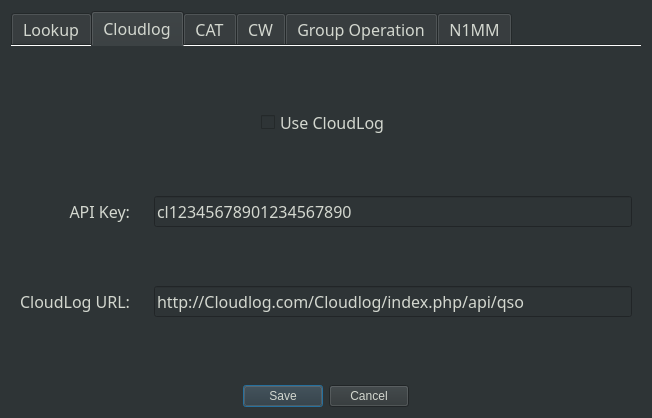
Qt form not1mm/data/configuration.ui (mbridak/not1mm) before a commit.
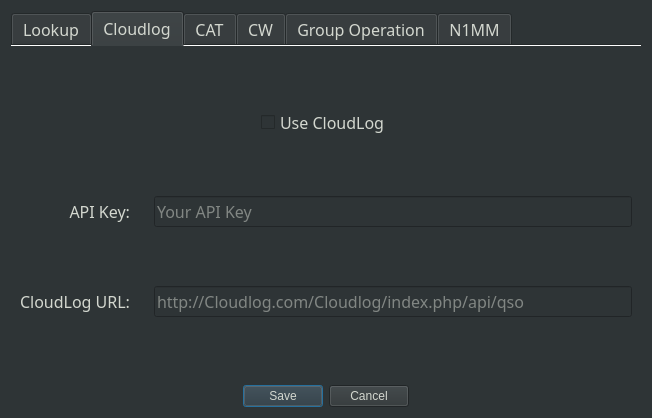
The same form after that commit. The open tabs and pages were chosen to show the change.

Commit message:
Title change. Disabled some future tabs.
Though the disabled tabs have no visual indicator that they are disabled
Maybe a cause of confusion.

What changed in the file:
```diff
--- a/not1mm/data/configuration.ui
+++ b/not1mm/data/configuration.ui
@@ -54,6 +54,9 @@
    </item>
    <item row="0" column="0">
     <widget class="QTabWidget" name="tabWidget">
+     <property name="enabled">
+      <bool>true</bool>
+     </property>
      <property name="font">
       <font>
        <family>JetBrains Mono</family>
@@ -230,7 +233,15 @@
        </item>
       </layout>
      </widget>
-     <widget class="QWidget" name="tab_2">
+     <widget class="QWidget" name="cloudlog_tab">
+      <property name="enabled">
+       <bool>false</bool>
+      </property>
+      <property name="font">
+       <font>
+        <family>JetBrains Mono</family>
+       </font>
+      </property>
       <attribute name="title">
        <string>Cloudlog</string>
       </attribute>
@@ -262,7 +273,10 @@
           </font>
          </property>
          <property name="text">
-          <string>cl12345678901234567890</string>
+          <string/>
+         </property>
+         <property name="placeholderText">
+          <string>Your API Key</string>
          </property>
         </widget>
        </item>
@@ -279,6 +293,9 @@
           <set>Qt::ImhUrlCharactersOnly</set>
          </property>
          <property name="text">
+          <string/>
+         </property>
+         <property name="placeholderText">
           <string>http://Cloudlog.com/Cloudlog/index.php/api/qso</string>
          </property>
         </widget>
```
Left out of the diff: 53 changed lines with no effect on the pictures.
